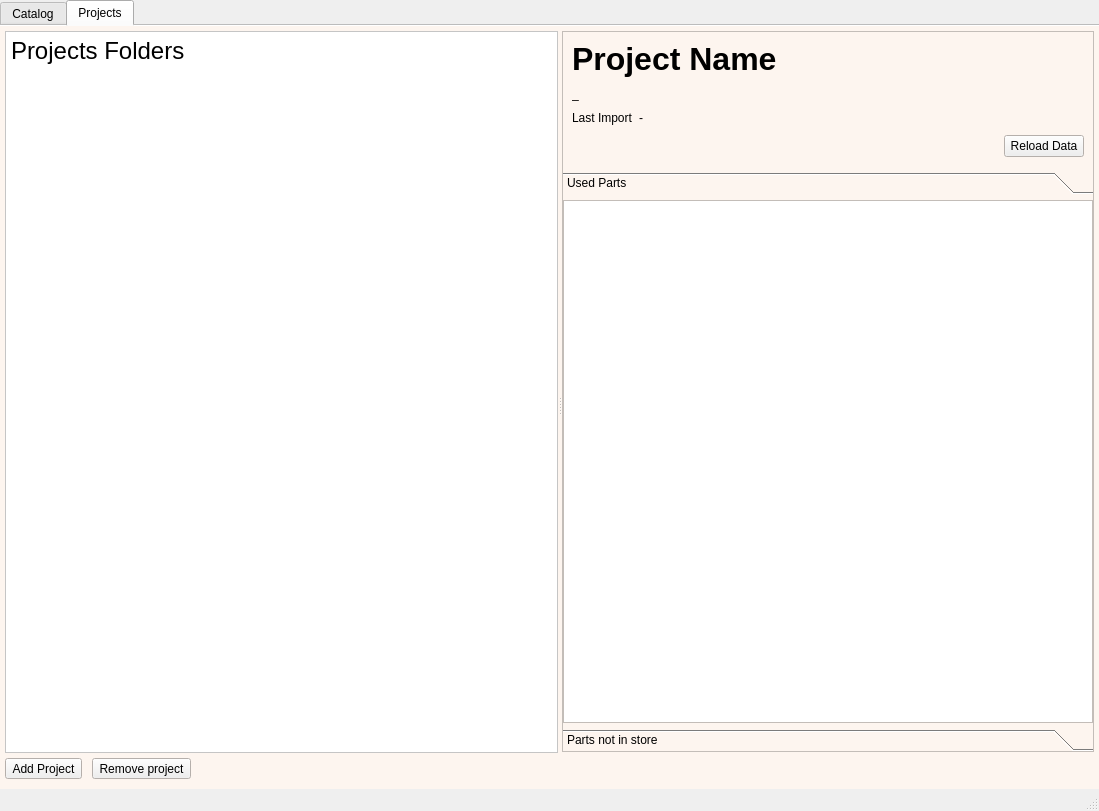
Above: qt/ElPartsMain.ui from abel-msk/PartsDB before the change. Below: the same form after it.
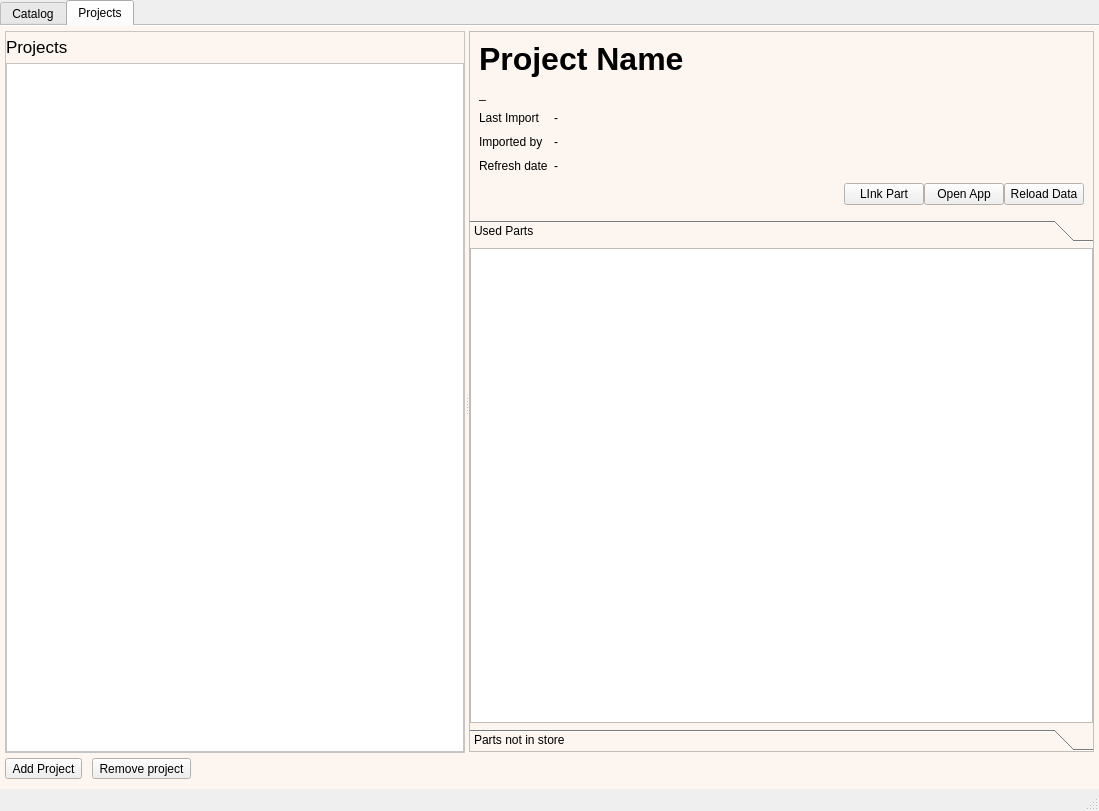
That is the form after the change. Icons and pictures are not drawn.

Commit message: Add parts main type for category

Patch:
```diff
--- a/qt/ElPartsMain.ui
+++ b/qt/ElPartsMain.ui
@@ -738,7 +738,7 @@
                </palette>
               </property>
               <property name="autoFillBackground">
-               <bool>true</bool>
+               <bool>false</bool>
               </property>
               <property name="frameShape">
                <enum>QFrame::StyledPanel</enum>
@@ -748,36 +748,42 @@
               </property>
               <layout class="QVBoxLayout" name="verticalLayout_2">
                <property name="leftMargin">
-                <number>5</number>
+                <number>0</number>
                </property>
                <property name="topMargin">
                 <number>5</number>
                </property>
                <property name="rightMargin">
-                <number>5</number>
+                <number>0</number>
                </property>
                <property name="bottomMargin">
-                <number>5</number>
+                <number>0</number>
                </property>
                <item>
                 <widget class="QLabel" name="label">
                  <property name="font">
                   <font>
-                   <pointsize>18</pointsize>
+                   <pointsize>13</pointsize>
                   </font>
                  </property>
                  <property name="text">
-                  <string>Projects Folders</string>
+                  <string>Projects</string>
+                 </property>
+                 <property name="margin">
+                  <number>5</number>
+                 </property>
+                 <property name="textInteractionFlags">
+                  <set>Qt::NoTextInteraction</set>
                  </property>
                 </widget>
                </item>
                <item>
                 <widget class="QListView" name="proj_list">
                  <property name="frameShape">
-                  <enum>QFrame::NoFrame</enum>
+                  <enum>QFrame::StyledPanel</enum>
                  </property>
                  <property name="frameShadow">
-                  <enum>QFrame::Plain</enum>
+                  <enum>QFrame::Raised</enum>
                  </property>
                 </widget>
                </item>
@@ -882,13 +888,20 @@
                  <property name="frameShadow">
                   <enum>QFrame::Raised</enum>
                  </property>
-                 <layout class="QGridLayout" name="gridLayout_5" rowstretch="0,0,0,0,0,0" columnstretch="0,0,0">
+                 <layout class="QGridLayout" name="gridLayout_5" rowstretch="0,0,0,0,0,0,0" columnstretch="0,0,0">
                   <property name="horizontalSpacing">
                    <number>-1</number>
                   </property>
                   <property name="verticalSpacing">
                    <number>10</number>
                   </property>
+                  <item row="4" column="1" colspan="2">
+                   <widget class="QLabel" name="d_proj_plugin_name">
+                    <property name="text">
+                     <string>-</string>
+                    </property>
+                   </widget>
+                  </item>
                   <item row="2" column="0" colspan="3">
                    <widget class="QLabel" name="d_proj_descr">
                     <property name="sizePolicy">
@@ -914,13 +927,6 @@
                     </property>
                    </widget>
                   </item>
-                  <item row="3" column="1">
-                   <widget class="QLabel" name="d_proj_omp_date">
-                    <property name="text">
-                     <string>-</string>
-                    </property>
-                   </widget>
-                  </item>
                   <item row="1" column="0" colspan="3">
                    <widget class="QLabel" name="d_proj_name">
                     <property name="sizePolicy">
@@ -944,7 +950,35 @@
                     </property>
                    </widget>
                   </item>
-                  <item row="5" column="2">
+                  <item row="3" column="0">
+                   <widget class="QLabel" name="label_2">
+                    <property name="text">
+                     <string>Last Import</string>
+                    </property>
+                   </widget>
+                  </item>
+                  <item row="4" column="0">
+                   <widget class="QLabel" name="label_3">
+                    <property name="text">
+                     <string>Imported by</string>
+                    </property>
+                   </widget>
+                  </item>
+                  <item row="5" column="0">
+                   <widget class="QLabel" name="label_5">
+                    <property name="text">
+                     <string>Refresh date</string>
+                    </property>
+                   </widget>
+                  </item>
+                  <item row="5" column="1" colspan="2">
+                   <widget class="QLabel" name="d_proj_refrash_date">
+                    <property name="text">
+                     <string>-</string>
+                    </property>
+                   </widget>
+                  </item>
+                  <item row="6" column="2">
                    <layout class="QHBoxLayout" name="horizontalLayout_4">
                     <property name="leftMargin">
                      <number>0</number>
@@ -965,6 +999,20 @@
                       </property>
                      </spacer>
                     </item>
+                    <item>
+                     <widget class="QPushButton" name="d_proj_link_cmd">
+                      <property name="text">
+                       <string>LInk Part</string>
+                      </property>
+                     </widget>
+                    </item>
+                    <item>
+                     <widget class="QPushButton" name="d_prj_open_cmd">
+                      <property name="text">
+                       <string>Open App</string>
+                      </property>
+                     </widget>
+                    </item>
                     <item>
                      <widget class="QPushButton" name="d_prj_reload_cmd">
                       <property name="text">
@@ -974,10 +1022,10 @@
                     </item>
                    </layout>
                   </item>
-                  <item row="3" column="0">
-                   <widget class="QLabel" name="label_2">
+                  <item row="3" column="1" colspan="2">
+                   <widget class="QLabel" name="d_proj_imp_date">
                     <property name="text">
-                     <string>Last Import</string>
+                     <string>-</string>
                     </property>
                    </widget>
                   </item>
@@ -1000,8 +1048,8 @@
                    <rect>
                     <x>0</x>
                     <y>0</y>
-                    <width>551</width>
-                    <height>444</height>
+                    <width>627</width>
+                    <height>392</height>
                    </rect>
                   </property>
                   <attribute name="label">
@@ -1028,6 +1076,24 @@
                      <property name="frameShadow">
                       <enum>QFrame::Sunken</enum>
                      </property>
+                     <property name="selectionMode">
+                      <enum>QAbstractItemView::MultiSelection</enum>
+                     </property>
+                     <property name="selectionBehavior">
+                      <enum>QAbstractItemView::SelectRows</enum>
+                     </property>
+                     <property name="sortingEnabled">
+                      <bool>true</bool>
+                     </property>
+                     <attribute name="horizontalHeaderCascadingSectionResizes">
+                      <bool>false</bool>
+                     </attribute>
+                     <attribute name="horizontalHeaderStretchLastSection">
+                      <bool>true</bool>
+                     </attribute>
+                     <attribute name="verticalHeaderVisible">
+                      <bool>false</bool>
+                     </attribute>
                     </widget>
                    </item>
                   </layout>
```
Left out of the diff: 22 changed lines with no effect on the pictures. The commit also changes 32 other files.
